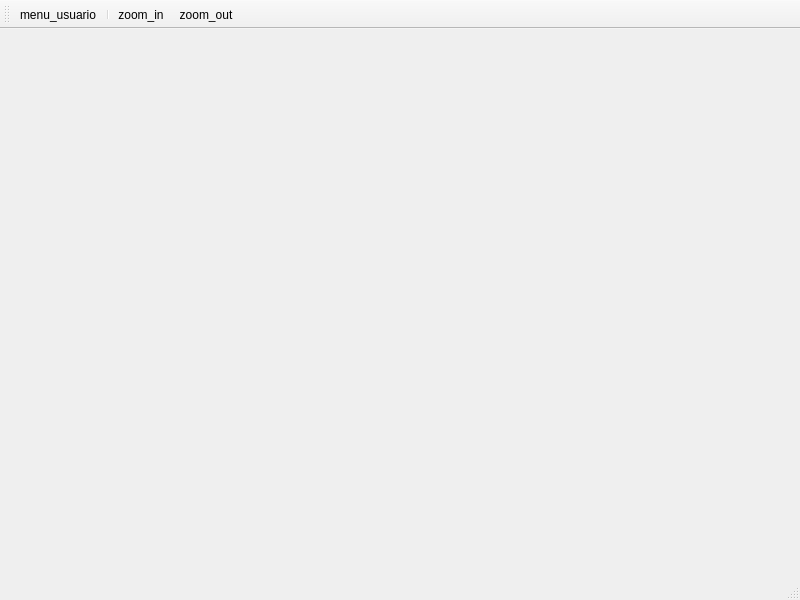
pgomsan/proyecto_IHM, file proyecto_IHM/mainwindow.ui: the form before one commit.
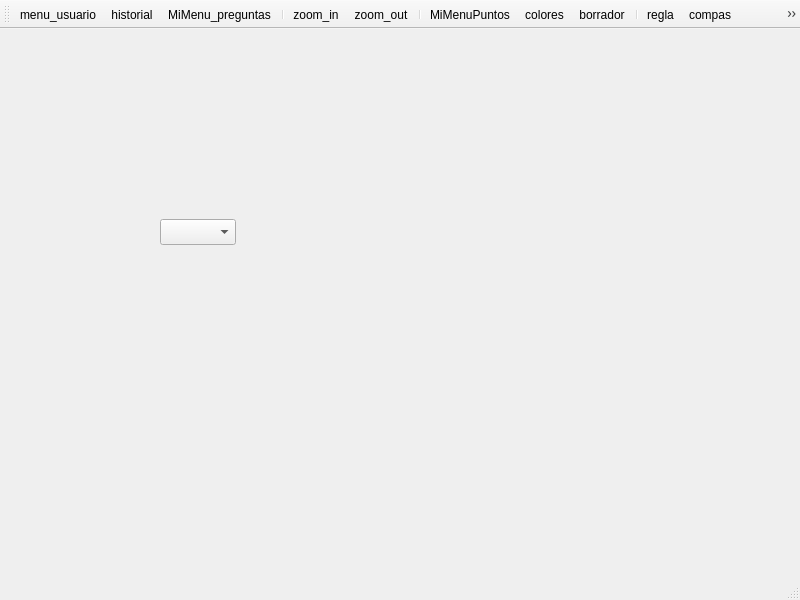
The form after the commit. Icons and pictures are not drawn.

```diff
--- a/proyecto_IHM/mainwindow.ui
+++ b/proyecto_IHM/mainwindow.ui
@@ -13,7 +13,18 @@
   <property name="windowTitle">
    <string>MainWindow</string>
   </property>
-  <widget class="QWidget" name="centralwidget"/>
+  <widget class="QWidget" name="centralwidget">
+   <widget class="QComboBox" name="comboBox">
+    <property name="geometry">
+     <rect>
+      <x>160</x>
+      <y>190</y>
+      <width>76</width>
+      <height>26</height>
+     </rect>
+    </property>
+   </widget>
+  </widget>
   <widget class="QStatusBar" name="statusbar"/>
   <widget class="QToolBar" name="toolBar">
    <property name="windowTitle">
@@ -26,9 +37,23 @@
     <bool>false</bool>
    </attribute>
    <addaction name="actionmenu_usuario"/>
+   <addaction name="actionhistorial"/>
+   <addaction name="actionMiMenu_preguntas"/>
    <addaction name="separator"/>
    <addaction name="actionzoom_in"/>
    <addaction name="actionzoom_out"/>
+   <addaction name="separator"/>
+   <addaction name="actionMiMenuPuntos"/>
+   <addaction name="actioncolores"/>
+   <addaction name="actionborrador"/>
+   <addaction name="separator"/>
+   <addaction name="actionregla"/>
+   <addaction name="actioncompas"/>
+   <addaction name="actiontransportador"/>
+   <addaction name="separator"/>
+   <addaction name="actionpuntos_mapa"/>
+   <addaction name="separator"/>
+   <addaction name="actionreset"/>
   </widget>
   <action name="actionzoom_in">
    <property name="icon">
@@ -66,6 +91,126 @@
     <enum>QAction::MenuRole::NoRole</enum>
    </property>
   </action>
+  <action name="actionhistorial">
+   <property name="icon">
+    <iconset resource="resources/resources.qrc">
+     <normaloff>:/icons/clock-history.png</normaloff>:/icons/clock-history.png</iconset>
+   </property>
+   <property name="text">
+    <string>historial</string>
+   </property>
+   <property name="menuRole">
+    <enum>QAction::MenuRole::NoRole</enum>
+   </property>
+  </action>
+  <action name="actionMiMenu_preguntas">
+   <property name="icon">
+    <iconset resource="resources/resources.qrc">
+     <normaloff>:/icons/notebook--pencil.png</normaloff>:/icons/notebook--pencil.png</iconset>
+   </property>
+   <property name="text">
+    <string>MiMenu_preguntas</string>
+   </property>
+   <property name="menuRole">
+    <enum>QAction::MenuRole::NoRole</enum>
+   </property>
+  </action>
+  <action name="actionMiMenuPuntos">
+   <property name="icon">
+    <iconset resource="resources/resources.qrc">
+     <normaloff>:/icons/border-weight.png</normaloff>:/icons/border-weight.png</iconset>
+   </property>
+   <property name="text">
+    <string>MiMenuPuntos</string>
+   </property>
+   <property name="menuRole">
+    <enum>QAction::MenuRole::NoRole</enum>
+   </property>
+  </action>
+  <action name="actioncolores">
+   <property name="icon">
+    <iconset resource="resources/resources.qrc">
+     <normaloff>:/icons/color.png</normaloff>:/icons/color.png</iconset>
+   </property>
+   <property name="text">
+    <string>colores</string>
+   </property>
+   <property name="menuRole">
+    <enum>QAction::MenuRole::NoRole</enum>
+   </property>
+  </action>
+  <action name="actionborrador">
+   <property name="icon">
+    <iconset resource="resources/resources.qrc">
+     <normaloff>:/icons/eraser.png</normaloff>:/icons/eraser.png</iconset>
+   </property>
+   <property name="text">
+    <string>borrador</string>
+   </property>
+   <property name="menuRole">
+    <enum>QAction::MenuRole::NoRole</enum>
+   </property>
+  </action>
+  <action name="actionregla">
+   <property name="icon">
+    <iconset resource="resources/resources.qrc">
+     <normaloff>:/icons/ruler.svg</normaloff>:/icons/ruler.svg</iconset>
+   </property>
+   <property name="text">
+    <string>regla</string>
+   </property>
+   <property name="menuRole">
+    <enum>QAction::MenuRole::NoRole</enum>
+   </property>
+  </action>
+  <action name="actioncompas">
+   <property name="icon">
+    <iconset resource="resources/resources.qrc">
+     <normaloff>:/icons/compass_leg.svg</normaloff>:/icons/compass_leg.svg</iconset>
+   </property>
+   <property name="text">
+    <string>compas</string>
+   </property>
+   <property name="menuRole">
+    <enum>QAction::MenuRole::NoRole</enum>
+   </property>
+  </action>
+  <action name="actiontransportador">
+   <property name="icon">
+    <iconset resource="resources/resources.qrc">
+     <normaloff>:/icons/transportador.svg</normaloff>:/icons/transportador.svg</iconset>
+   </property>
+   <property name="text">
+    <string>transportador</string>
+   </property>
+   <property name="menuRole">
+    <enum>QAction::MenuRole::NoRole</enum>
+   </property>
+  </action>
+  <action name="actionpuntos_mapa">
+   <property name="icon">
+    <iconset resource="resources/resources.qrc">
+     <normaloff>:/icons/pointer.png</normaloff>:/icons/pointer.png</iconset>
+   </property>
+   <property name="text">
+    <string>puntos_mapa</string>
+   </property>
+   <property name="menuRole">
+    <enum>QAction::MenuRole::NoRole</enum>
+   </property>
+  </action>
+  <action name="actionreset">
+   <property name="icon">
+    <iconset resource="resources/resources.qrc">
+     <normaloff>:/icons/arrow-circle.png</normaloff>:/icons/arrow-circle.png</iconset>
+   </property>
+   <property name="text">
+    <string>reset</string>
+   </property>
+   <property name="menuRole">
+    <enum>QAction::MenuRole::NoRole</enum>
+   </property>
+  </action>
  </widget>
  <resources>
   <include location="resources/resources.qrc"/>
```
